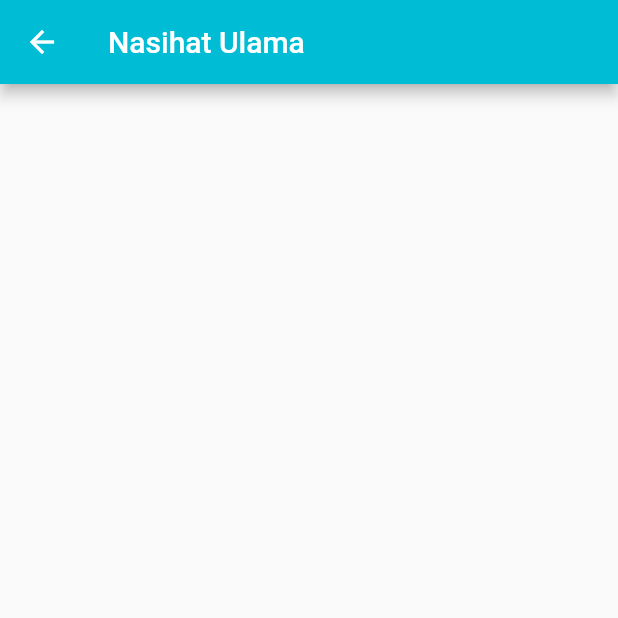
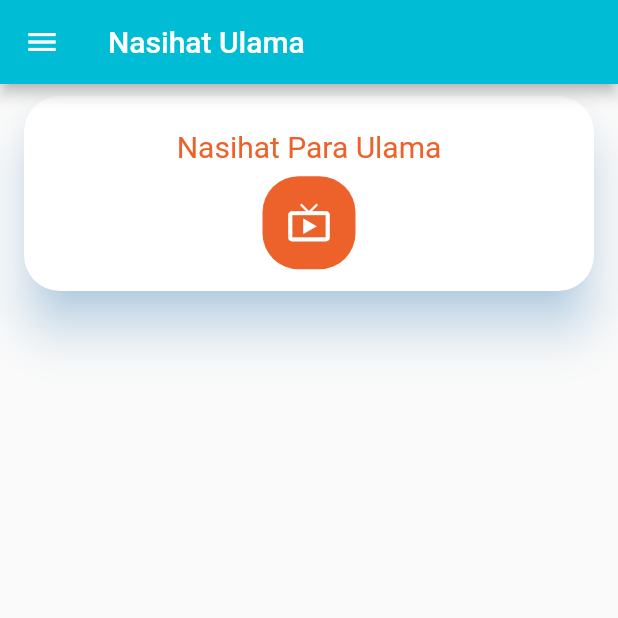
Before and after one commit to imamandrias/tugas11, a Flutter app: the NasihatPage screen opened directly, on a phone screen of 412 x 824 dp, the top half of it. Run offline on Flutter 3.47's test engine with Material 2 defaults, Android fonts, the phone set to English and light mode, and no system bars; missing offline and left inert: flutter_webview_plugin.

Commit message:
Tambahan Playlist Nasihat Para Ulama

```diff
--- a/playlistyoutube_app/lib/screen/nasihat.dart
+++ b/playlistyoutube_app/lib/screen/nasihat.dart
@@ -1,4 +1,7 @@
 import 'package:flutter/material.dart';
+import 'package:flutter_staggered_grid_view/flutter_staggered_grid_view.dart';
+import 'package:playlistyoutube_app/list_video.dart';
+import 'package:playlistyoutube_app/mydrawer.dart';
 
 class NasihatPage extends StatefulWidget {
   @override
@@ -6,13 +9,82 @@ class NasihatPage extends StatefulWidget {
 }
 
 class _NasihatPageState extends State<NasihatPage> {
+  //Fungsi Dashboard untuk menu Nasihat Ulama
+  Material myList(IconData iconData, String heading, int warna, String link) {
+    return Material(
+      color: Colors.white,
+      elevation: 14.0,
+      shadowColor: Color(0x802196F3),
+      borderRadius: BorderRadius.circular(24.0),
+      child: InkWell(
+        onTap: (){
+          Navigator.push(context, MaterialPageRoute(
+            builder: (context) => ListVideo(
+              title: heading,
+              url: link,
+            ),
+          ));
+        },
+        child: Center(
+          child: Padding(
+            padding: const EdgeInsets.all(8.0),
+            child: Row(
+              mainAxisAlignment: MainAxisAlignment.center,
+              children: [
+                Column(
+                  mainAxisAlignment: MainAxisAlignment.center,
+                  children: [
+                    //Tulisan sub judulnya
+                    Padding(
+                      padding: const EdgeInsets.all(8.0),
+                      child: Text(
+                        heading,
+                        style: TextStyle(color: new Color(warna), fontSize: 20.0),
+                      ),
+                    ),
+                    //Icon Youtube
+                    Material(
+                      color: Color(warna),
+                      borderRadius: BorderRadius.circular(24.0),
+                      child: Padding(
+                        padding: const EdgeInsets.all(16.0),
+                        child: Icon(
+                          iconData,
+                          color: Colors.white,
+                          size: 30.0,
+                        ),
+                      ),
+                    ),
+                  ],
+                )
+              ],
+            ),
+          ),
+        ),
+      ),
+    );
+  }
   @override
   Widget build(BuildContext context) {
     return Scaffold(
+      drawer: MyDrawer(),
       appBar: AppBar(
         title: Text('Nasihat Ulama'),
         backgroundColor: Colors.cyan,
       ),
+      body: StaggeredGridView.count(
+        crossAxisCount: 2,
+        crossAxisSpacing: 8.0,
+        mainAxisSpacing: 8.0,
+        padding: EdgeInsets.symmetric(horizontal: 16.0, vertical: 8.0),
+        children: [
+          myList(Icons.live_tv, 'Nasihat Para Ulama', 0xffed622b,
+              'https://kumpulannasehat.herokuapp.com/'),
+        ],
+        staggeredTiles: [
+          StaggeredTile.extent(2, 130.0),
+        ],
+      ),
     );
   }
 }
```
